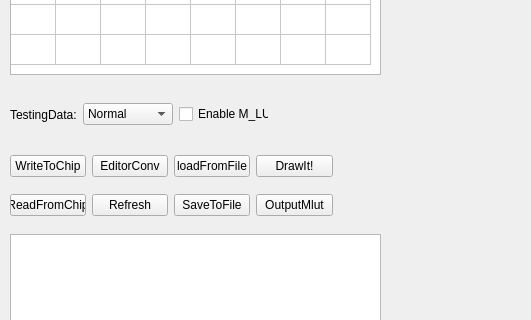
Above: twoFirst01/DimmingDebugger_Readback_SX7/DrawMap_res.ui from hooloong/gitpython before the change; both pictures show x 0 to 531 and y 186 to 506 of the 1187 by 708 pixel window. Below: the same form after it.
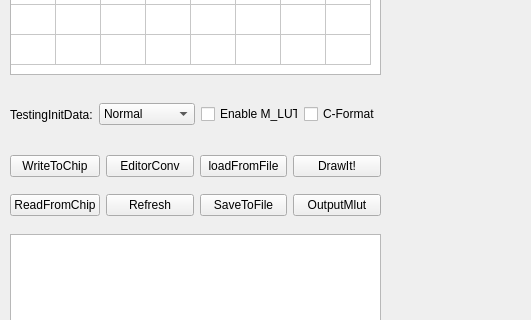
That is the form after the change.

```diff
--- a/twoFirst01/DimmingDebugger_Readback_SX7/DrawMap_res.ui
+++ b/twoFirst01/DimmingDebugger_Readback_SX7/DrawMap_res.ui
@@ -65,7 +65,7 @@
     <rect>
      <x>10</x>
      <y>330</y>
-     <width>323</width>
+     <width>371</width>
      <height>83</height>
     </rect>
    </property>
@@ -154,7 +154,7 @@
     <rect>
      <x>10</x>
      <y>280</y>
-     <width>259</width>
+     <width>371</width>
      <height>41</height>
     </rect>
    </property>
@@ -162,7 +162,7 @@
     <item>
      <widget class="QLabel" name="label_1">
       <property name="text">
-       <string>TestingData:</string>
+       <string>TestingInitData:</string>
       </property>
      </widget>
     </item>
@@ -197,6 +197,13 @@
       </property>
      </widget>
     </item>
+    <item>
+     <widget class="QCheckBox" name="checkBox_toc">
+      <property name="text">
+       <string>C-Format</string>
+      </property>
+     </widget>
+    </item>
    </layout>
   </widget>
  </widget>
```
